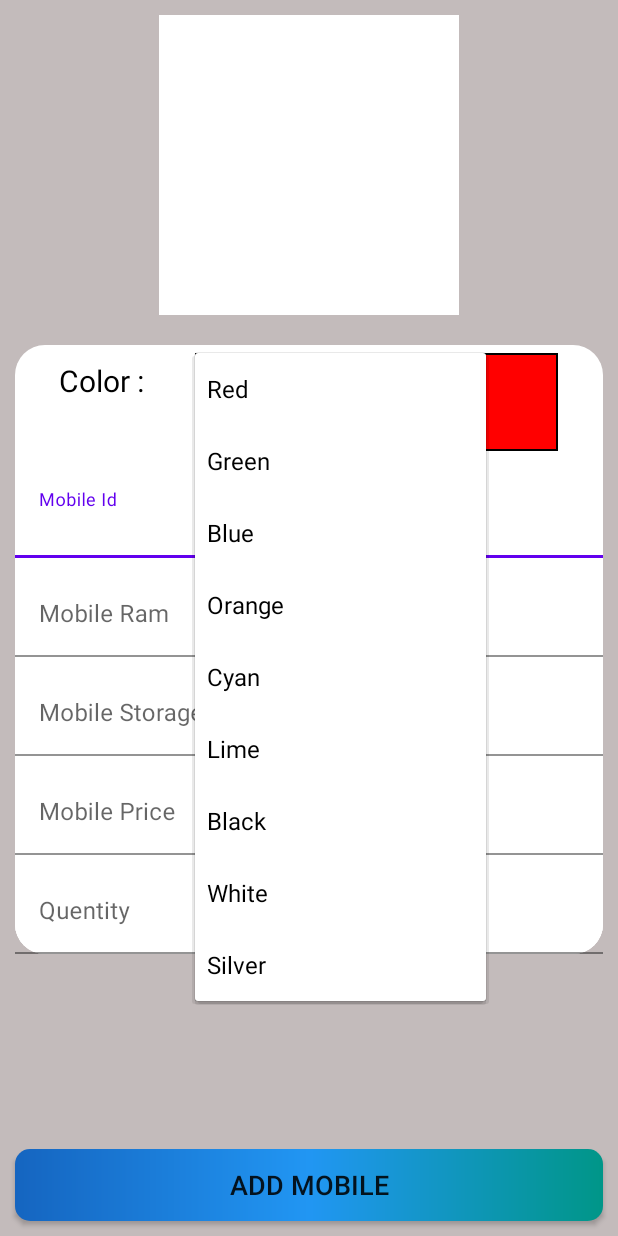
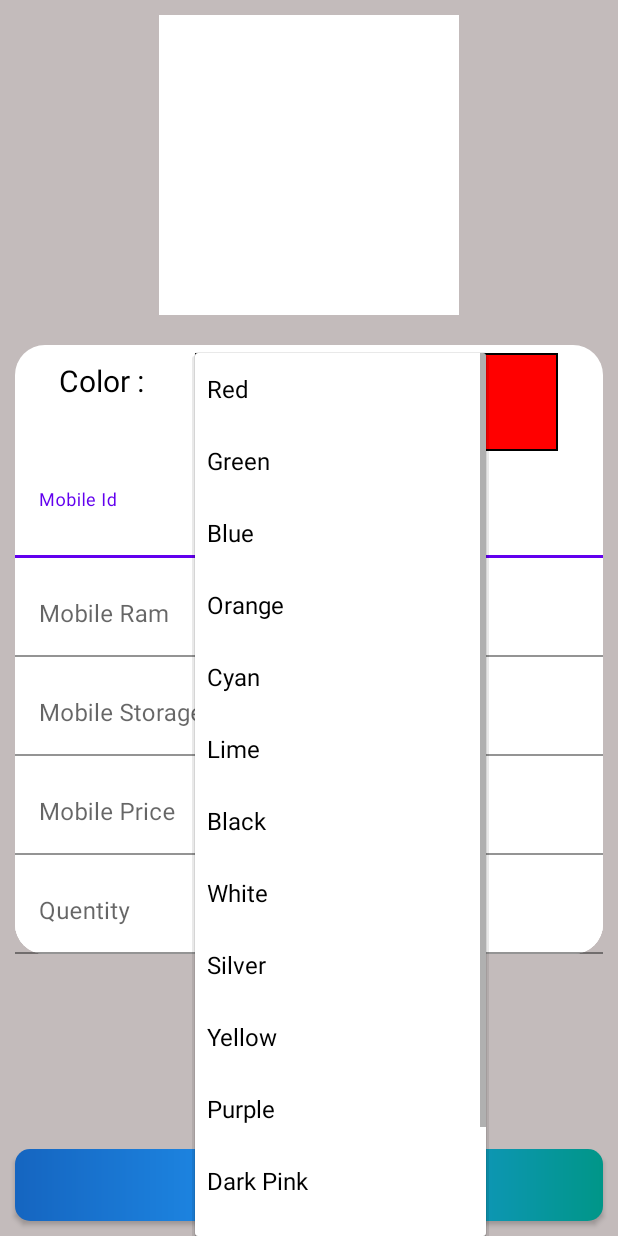
Before and after one commit to ashish8976/Royal_Mobile_Admin_App, an Android app: the AddMobileActivity screen opened directly, with no data from a screen before it, after a tap on "Red", on a phone screen of 412 x 824 dp. Run offline under Robolectric (Android 15) with nearby library versions, the phone set to English and light mode, and no system bars; pictures from the network do not load.

Commit message:
project complete

```diff
--- a/app/src/main/java/com/ashish/royalmobileadminapp/URL.kt
+++ b/app/src/main/java/com/ashish/royalmobileadminapp/URL.kt
@@ -2,6 +2,6 @@ package com.ashish.royalmobileadminapp
 
 object URL
 {
-    const val BASE_URL = "https://8a1f-103-85-11-156.in.ngrok.io"
+    const val BASE_URL = "https://c68e-2402-3a80-1cea-7283-302c-19b0-973a-7ba4.in.ngrok.io"
     const val IMAGE_PATH = "$BASE_URL/storage/images/"
 }
--- a/app/src/main/java/com/ashish/royalmobileadminapp/activity/LoginActivity.kt
+++ b/app/src/main/java/com/ashish/royalmobileadminapp/activity/LoginActivity.kt
@@ -11,6 +11,7 @@ import com.ashish.royalmobileadminapp.data.auth.Admin_Login_Request
 import com.ashish.royalmobileadminapp.data.response.Simple_Response
 import com.ashish.royalmobileadminapp.databinding.ActivityLoginBinding
 import com.ashish.royalmobileadminapp.network.Network_Service
+import com.ashish.royalmobileadminapp.utils.Constants.user_email_details
 import retrofit2.Call
 import retrofit2.Callback
 import retrofit2.Response
@@ -36,7 +37,7 @@ class LoginActivity : AppCompatActivity() {
 
     private fun isLoggedIn() {
         val sharedPreferences= getSharedPreferences(user_pref, Context.MODE_PRIVATE)
-        email = sharedPreferences.getString(user_email,null)
+        email = sharedPreferences.getString(user_email_details,null)
         if(!email.isNullOrEmpty()){
             startActivity(Intent(this,MainActivity::class.java))
             Toast.makeText(this@LoginActivity,"Navigate to homepage",Toast.LENGTH_LONG).show()
@@ -64,7 +65,7 @@ class LoginActivity : AppCompatActivity() {
                 if (b != null) {
                     if(b.success){
                         val s = sharedPreferences.edit()
-                        s.putString(user_email,email)
+                        s.putString(user_email_details,email)
                         s.apply()
                         Toast.makeText(this@LoginActivity, "Login success", Toast.LENGTH_LONG).show()
                         startActivity(Intent(this@LoginActivity,MainActivity::class.java))
--- a/app/src/main/java/com/ashish/royalmobileadminapp/product/AddMobileActivity.kt
+++ b/app/src/main/java/com/ashish/royalmobileadminapp/product/AddMobileActivity.kt
@@ -111,7 +111,12 @@ class AddMobileActivity : AppCompatActivity() {
             "Lime" to "#c6ff00",
             "Black" to "#212121",
             "White" to "#fafafa",
-            "Silver" to "#9e9e9e"
+            "Silver" to "#9e9e9e",
+            "Yellow" to "#ffff00",
+            "Purple" to "#673ab7",
+            "Dark Pink" to "#d81b60",
+            "Brown" to "#795548",
+            "Gray" to "#607d8b"
         )
 
         val colorAdapter = ArrayAdapter(
--- a/app/src/main/java/com/ashish/royalmobileadminapp/product/AddProductActivity.kt
+++ b/app/src/main/java/com/ashish/royalmobileadminapp/product/AddProductActivity.kt
@@ -81,7 +81,7 @@ class AddProductActivity : AppCompatActivity() {
                     it.brand_name==edtproductBrandname.selectedItem.toString()
                 }
                 if (BrandName.isNotEmpty()) {
-                   // brand_id = BrandName.first().brand_id
+                    brand_id = BrandName.first().brand_id
                 }
             }
         }
--- a/app/src/main/java/com/ashish/royalmobileadminapp/utils/Constants.kt
+++ b/app/src/main/java/com/ashish/royalmobileadminapp/utils/Constants.kt
@@ -8,6 +8,7 @@ object Constants {
     const val user_pref = "user"
     const val user_register = "register"
     const val user_email = "email"
+    const val user_email_details="email_admin"
     const val PICK_IMAGE_REQUEST = 1
     const val category = ""
     const val brand = ""
--- a/app/src/main/res/layout/activity_login.xml
+++ b/app/src/main/res/layout/activity_login.xml
@@ -53,6 +53,8 @@
         android:layout_marginTop="30dp"
         android:background="@drawable/background"
         android:hint="Password"
+        app:passwordToggleTint="@color/black"
+        app:passwordToggleEnabled="true"
         app:layout_constraintEnd_toEndOf="parent"
         app:layout_constraintStart_toStartOf="parent"
         app:layout_constraintTop_toBottomOf="@id/email_container"
--- a/app/src/main/res/layout/fragment_profile.xml
+++ b/app/src/main/res/layout/fragment_profile.xml
@@ -151,6 +151,7 @@
         </FrameLayout>
 
         <androidx.appcompat.widget.AppCompatButton
+            android:id="@+id/adminLogout"
             android:layout_width="match_parent"
             android:layout_height="wrap_content"
             android:background="@drawable/productbackground"
```
Also changed, not shown: app/src/main/AndroidManifest.xml (+5 -4 lines), app/src/main/java/com/ashish/royalmobileadminapp/ProfileFragment.kt (+28 -0 lines).
